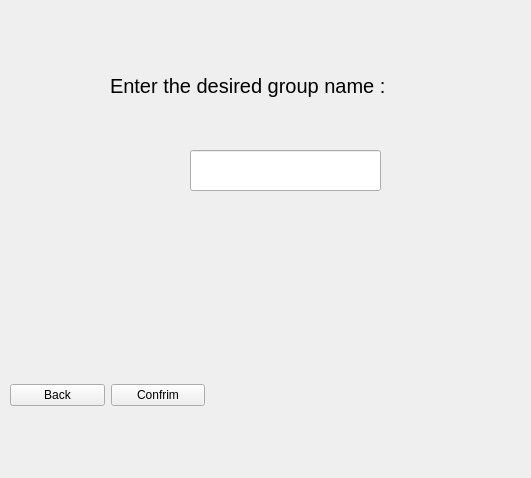
The window that untitled/sendmessagegroup.ui (MohamadKhavaran/M2-Massenger) describes before a commit, drawn with Qt 5.
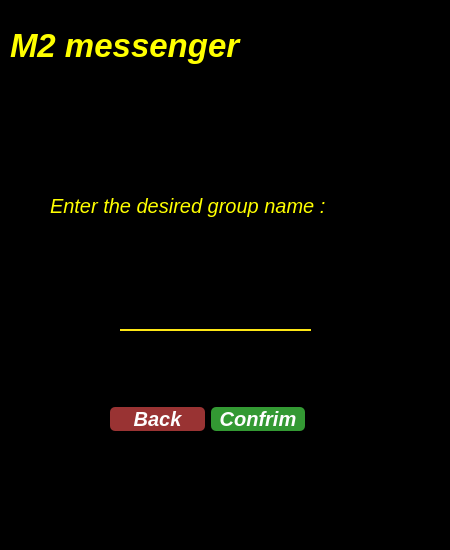
The same window after the commit.

```diff
--- a/untitled/sendmessagegroup.ui
+++ b/untitled/sendmessagegroup.ui
@@ -6,18 +6,22 @@
    <rect>
     <x>0</x>
     <y>0</y>
-    <width>531</width>
-    <height>478</height>
+    <width>450</width>
+    <height>550</height>
    </rect>
   </property>
   <property name="windowTitle">
    <string>Form</string>
   </property>
+  <property name="styleSheet">
+   <string notr="true">background-color:	rgb(0, 0, 0);
+color:white;</string>
+  </property>
   <widget class="QLabel" name="label">
    <property name="geometry">
     <rect>
-     <x>110</x>
-     <y>60</y>
+     <x>50</x>
+     <y>180</y>
      <width>361</width>
      <height>51</height>
     </rect>
@@ -25,8 +29,12 @@
    <property name="font">
     <font>
      <pointsize>15</pointsize>
+     <italic>true</italic>
     </font>
    </property>
+   <property name="styleSheet">
+    <string notr="true">color:rgb(255,255,0)	;</string>
+   </property>
    <property name="text">
     <string>Enter the desired group name :</string>
    </property>
@@ -34,25 +42,75 @@
   <widget class="QLineEdit" name="lineEdit">
    <property name="geometry">
     <rect>
-     <x>190</x>
-     <y>150</y>
+     <x>120</x>
+     <y>290</y>
      <width>191</width>
      <height>41</height>
     </rect>
    </property>
+   <property name="styleSheet">
+    <string notr="true">
+QLineEdit#lineEdit {
+
+background-color:rgba(0, 0, 0, 0);
+border:none;
+border-bottom:2px solid rgba(254, 231, 21, 1);
+color:rgba(255, 255, 255, 255);
+padding-bottom:7px;
+
+}
+
+QLineEdit#lineEdit:hover {
+
+	background-color: rgb(42, 46, 52);
+	border-style: solid;
+	border-color: rgb(245, 179, 1);
+	color: rgb(241, 182, 88);
+
+}</string>
+   </property>
   </widget>
-  <widget class="QWidget" name="">
+  <widget class="QWidget" name="layoutWidget">
    <property name="geometry">
     <rect>
-     <x>10</x>
-     <y>380</y>
+     <x>110</x>
+     <y>400</y>
      <width>195</width>
-     <height>31</height>
+     <height>38</height>
     </rect>
    </property>
    <layout class="QHBoxLayout" name="horizontalLayout">
     <item>
      <widget class="QPushButton" name="pushButton_2">
+      <property name="font">
+       <font>
+        <pointsize>15</pointsize>
+        <italic>true</italic>
+        <bold>true</bold>
+       </font>
+      </property>
+      <property name="styleSheet">
+       <string notr="true">QPushButton#pushButton_2 {
+color: white;
+border-radius: 5px;
+Background: #933;
+color: #fefefe;
+}
+
+QPushButton#pushButton_2:hover {
+	background-color: rgb(42, 46, 52);
+border-style: solid;
+ border-width: 1px;
+	color: rgb(241, 182, 88);
+}
+
+QPushButton#pushButton_2:pressed {
+border-style: solid;
+border-width: 1px;
+	background-color: rgb(25, 69, 105);
+	color: rgb(85, 255, 255);
+}</string>
+      </property>
       <property name="text">
        <string>Back</string>
       </property>
@@ -60,6 +118,35 @@
     </item>
     <item>
      <widget class="QPushButton" name="pushButton">
+      <property name="font">
+       <font>
+        <pointsize>15</pointsize>
+        <italic>true</italic>
+        <bold>true</bold>
+       </font>
+      </property>
+      <property name="styleSheet">
+       <string notr="true">QPushButton#pushButton {
+color: white;
+border-radius: 5px;
+Background: #393;
+color: #fefefe;
+}
+
+QPushButton#pushButton:hover {
+	background-color: rgb(42, 46, 52);
+border-style: solid;
+ border-width: 1px;
+	color: rgb(241, 182, 88);
+}
+
+QPushButton#pushButton:pressed {
+border-style: solid;
+border-width: 1px;
+	background-color: rgb(25, 69, 105);
+	color: rgb(85, 255, 255);
+}</string>
+      </property>
       <property name="text">
        <string>Confrim</string>
       </property>
@@ -70,6 +157,29 @@
     </item>
    </layout>
   </widget>
+  <widget class="QLabel" name="label_2">
+   <property name="geometry">
+    <rect>
+     <x>10</x>
+     <y>10</y>
+     <width>291</width>
+     <height>71</height>
+    </rect>
+   </property>
+   <property name="font">
+    <font>
+     <pointsize>25</pointsize>
+     <italic>true</italic>
+     <bold>true</bold>
+    </font>
+   </property>
+   <property name="styleSheet">
+    <string notr="true">color:rgb(255,255,0)	;</string>
+   </property>
+   <property name="text">
+    <string>M2 messenger</string>
+   </property>
+  </widget>
  </widget>
  <resources/>
  <connections/>
```
